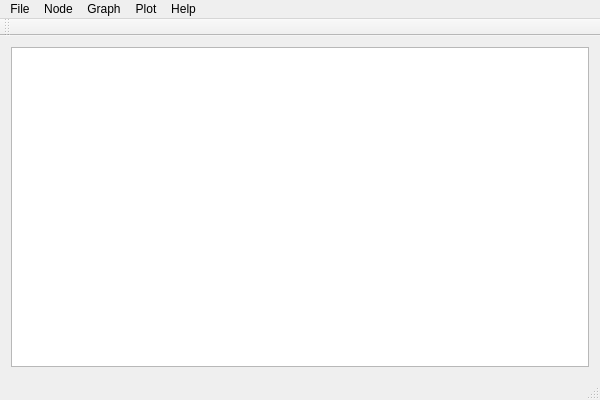
First picture: the form in src/ComplexNetsGui/forms/mainwindow.ui, repository CoNexDat/complexnets, before the edit.
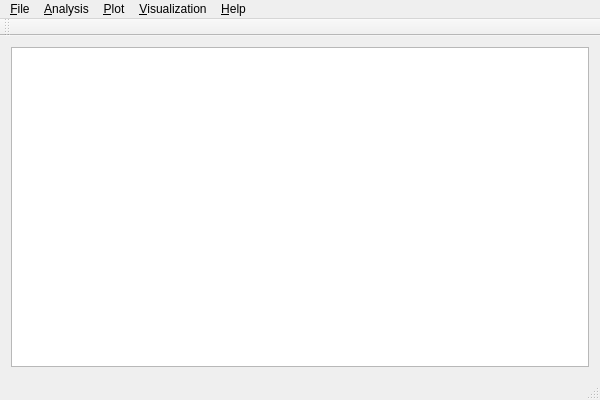
Second picture: the form after the edit.

```diff
--- a/src/ComplexNetsGui/forms/mainwindow.ui
+++ b/src/ComplexNetsGui/forms/mainwindow.ui
@@ -31,7 +31,7 @@
    </property>
    <widget class="QMenu" name="menuFile">
     <property name="title">
-     <string>File</string>
+     <string>&amp;File</string>
     </property>
     <addaction name="actionOpen"/>
     <addaction name="actionClose_current_network"/>
@@ -40,30 +40,35 @@
    </widget>
    <widget class="QMenu" name="menuNode">
     <property name="title">
-     <string>Node</string>
+     <string>&amp;Analysis</string>
     </property>
-   </widget>
-   <widget class="QMenu" name="menuGraph">
-    <property name="title">
-     <string>Graph</string>
-    </property>
-   </widget>
-   <widget class="QMenu" name="menuPlot">
-    <property name="title">
-     <string>Plot</string>
-    </property>
+    <addaction name="actionBetweenness"/>
     <addaction name="actionDegree_distribution"/>
+    <addaction name="actionClustering_coefficient"/>
+    <addaction name="actionNearest_neighbors_degree"/>
+    <addaction name="actionShell_index"/>
+   </widget>
+   <widget class="QMenu" name="menuPlot">
+    <property name="title">
+     <string>&amp;Plot</string>
+    </property>
+    <addaction name="actionDegree_distribution_plotting"/>
    </widget>
    <widget class="QMenu" name="menuHelp">
     <property name="title">
-     <string>Help</string>
+     <string>&amp;Help</string>
     </property>
     <addaction name="actionAbout"/>
    </widget>
+   <widget class="QMenu" name="menuVisualization">
+    <property name="title">
+     <string>&amp;Visualization</string>
+    </property>
+   </widget>
    <addaction name="menuFile"/>
    <addaction name="menuNode"/>
-   <addaction name="menuGraph"/>
    <addaction name="menuPlot"/>
+   <addaction name="menuVisualization"/>
    <addaction name="menuHelp"/>
   </widget>
   <widget class="QToolBar" name="mainToolBar">
```
Left out of the diff: 27 changed lines with no effect on the pictures.
